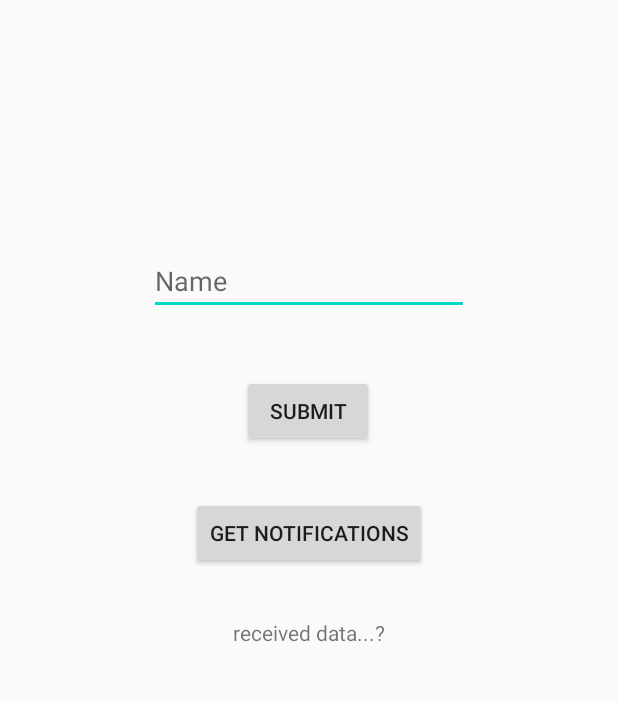
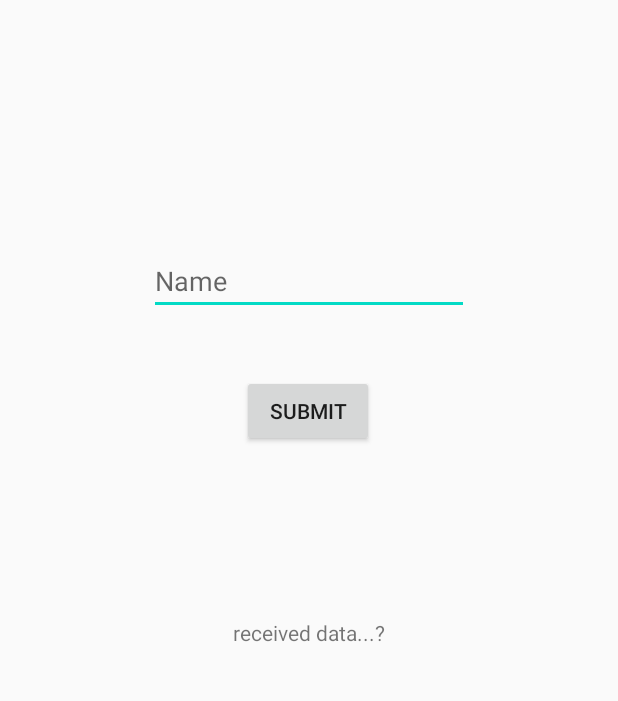
Before and after one commit to TheOriginalAcme/NotiPi, an Android app: the screen it shows after launch (MainActivity), on a phone screen of 412 x 824 dp, the part 379-1080 px from its top. Run offline under Robolectric (Android 15) with nearby library versions, the phone set to English and light mode, and no system bars; 4 statements that could not run were skipped.

Commit message:
Working. sort of

```diff
--- a/Application/app/src/main/res/layout/activity_main.xml
+++ b/Application/app/src/main/res/layout/activity_main.xml
@@ -43,18 +43,6 @@
         app:layout_constraintTop_toTopOf="parent"
         app:layout_constraintVertical_bias="0.62" />
 
-    <Button
-        android:id="@+id/get_notifications_button"
-        android:layout_width="wrap_content"
-        android:layout_height="wrap_content"
-        android:onClick="discoverPeers"
-        android:text="Get Notifications"
-        app:layout_constraintBottom_toBottomOf="parent"
-        app:layout_constraintEnd_toEndOf="parent"
-        app:layout_constraintStart_toStartOf="parent"
-        app:layout_constraintTop_toTopOf="parent"
-        app:layout_constraintVertical_bias="0.733" />
-
     <TextView
         android:id="@+id/textView"
         android:layout_width="wrap_content"
```
Also changed, not shown: Application/app/src/main/java/com/example/notipi/MainActivity.kt (+24 -23 lines).
